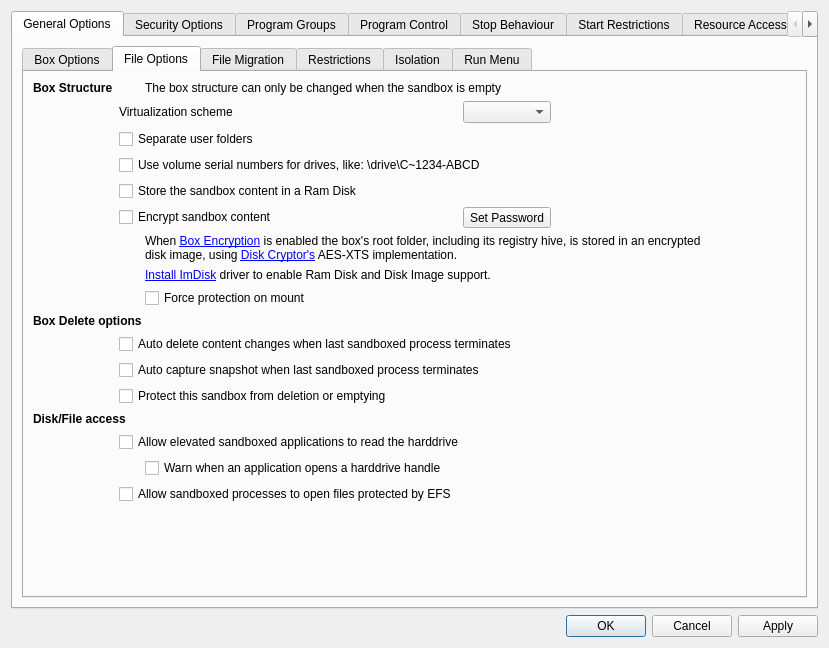
First picture: the form in SandboxiePlus/SandMan/Forms/OptionsWindow.ui, repository sandboxie-plus/Sandboxie, before the edit.
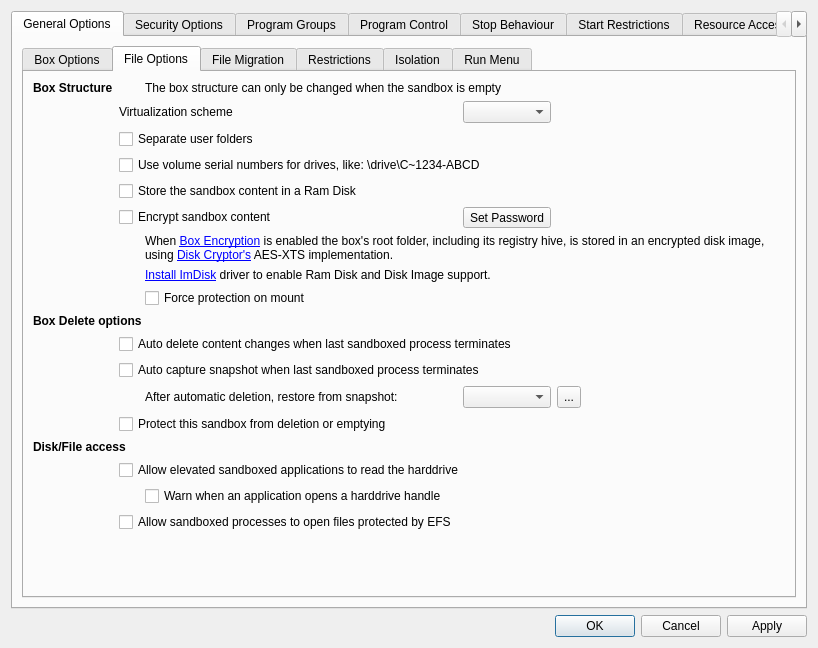
Second picture: the form after the edit. The open tabs and pages were chosen to show the change.

The edit to the form file:
```diff
--- a/SandboxiePlus/SandMan/Forms/OptionsWindow.ui
+++ b/SandboxiePlus/SandMan/Forms/OptionsWindow.ui
@@ -421,7 +421,55 @@
                   </property>
                  </widget>
                 </item>
-                <item row="12" column="1" colspan="6">
+                 <item row="12" column="2">
+                  <widget class="QLabel" name="lblAutoDeleteSnapshot">
+                   <property name="text">
+                    <string>After automatic deletion, restore from snapshot:</string>
+                   </property>
+                   <property name="buddy">
+                    <cstring>cmbAutoDeleteSnapshot</cstring>
+                   </property>
+                  </widget>
+                 </item>
+                 <item row="12" column="3">
+                  <widget class="QComboBox" name="cmbAutoDeleteSnapshot"/>
+                 </item>
+                 <item row="12" column="4">
+                  <widget class="QToolButton" name="btnAutoDeleteSnapshots">
+                   <property name="sizePolicy">
+                    <sizepolicy hsizetype="Minimum" vsizetype="Fixed">
+                     <horstretch>0</horstretch>
+                     <verstretch>0</verstretch>
+                    </sizepolicy>
+                   </property>
+                   <property name="maximumSize">
+                    <size>
+                     <width>32</width>
+                     <height>32</height>
+                    </size>
+                   </property>
+                   <property name="toolTip">
+                    <string>Open Snapshot Manager</string>
+                   </property>
+                   <property name="text">
+                    <string>...</string>
+                   </property>
+                  </widget>
+                 </item>
+                 <item row="12" column="5">
+                  <spacer name="horizontalSpacerAutoDeleteSnapshot">
+                   <property name="orientation">
+                    <enum>Qt::Orientation::Horizontal</enum>
+                   </property>
+                   <property name="sizeHint" stdset="0">
+                    <size>
+                     <width>40</width>
+                     <height>20</height>
+                    </size>
+                   </property>
+                  </spacer>
+                 </item>
+                 <item row="13" column="1" colspan="6">
                  <widget class="QCheckBox" name="chkProtectBox">
                   <property name="toolTip">
                    <string>Partially checked means prevent box removal but not content deletion.</string>
@@ -444,7 +492,7 @@
                  </property>
                 </widget>
                </item>
-                <item row="17" column="1">
+                 <item row="18" column="1">
                  <spacer name="verticalSpacer_2">
                  <property name="orientation">
                   <enum>Qt::Orientation::Vertical</enum>
@@ -531,7 +579,7 @@
                  </property>
                 </widget>
                </item>
-                <item row="15" column="2" colspan="5">
+                 <item row="16" column="2" colspan="5">
                  <widget class="QCheckBox" name="chkRawDiskNotify">
                  <property name="text">
                   <string>Warn when an application opens a harddrive handle</string>
@@ -551,14 +599,14 @@
                  </property>
                 </widget>
                </item>
-                <item row="14" column="1" colspan="6">
+                 <item row="15" column="1" colspan="6">
                  <widget class="QCheckBox" name="chkRawDiskRead">
                  <property name="text">
                   <string>Allow elevated sandboxed applications to read the harddrive</string>
                  </property>
                 </widget>
                </item>
-                <item row="13" column="0" colspan="2">
+                 <item row="14" column="0" colspan="2">
                  <widget class="QLabel" name="lblRawDisk">
                  <property name="font">
                   <font>
@@ -571,7 +619,7 @@
                  </property>
                 </widget>
                </item>
-                <item row="15" column="1">
+                 <item row="16" column="1">
                  <widget class="QLabel" name="label_37">
                  <property name="maximumSize">
                   <size>
@@ -591,7 +639,7 @@
                  </property>
                 </widget>
                </item>
-                <item row="17" column="2" colspan="5">
+                 <item row="18" column="2" colspan="5">
                  <spacer name="horizontalSpacer_4">
                  <property name="orientation">
                   <enum>Qt::Orientation::Horizontal</enum>
@@ -604,7 +652,7 @@
                  </property>
                 </spacer>
                </item>
-                <item row="16" column="1" colspan="2">
+                 <item row="17" column="1" colspan="2">
                  <widget class="QCheckBox" name="chkAllowEfs">
                  <property name="text">
                   <string>Allow sandboxed processes to open files protected by EFS</string>
```
Left out of the diff: 2 changed lines with no effect on the pictures. Lines whose indentation alone changed are shown as unchanged.
